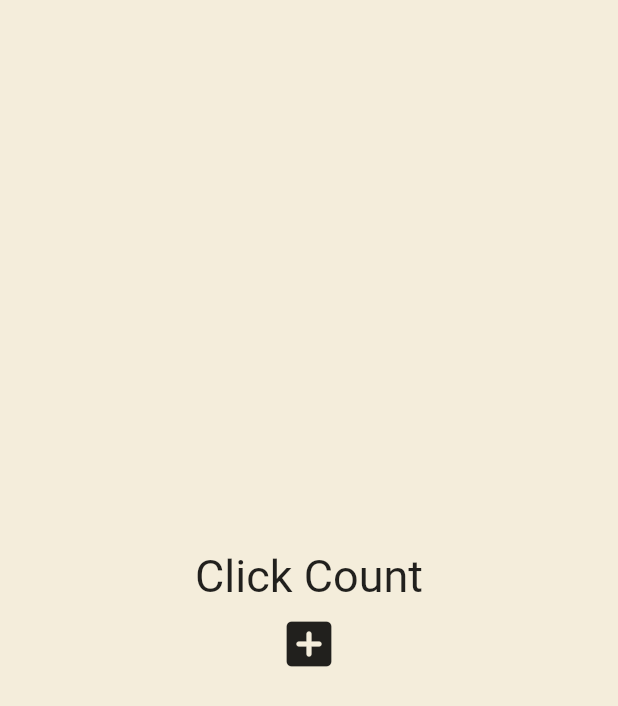
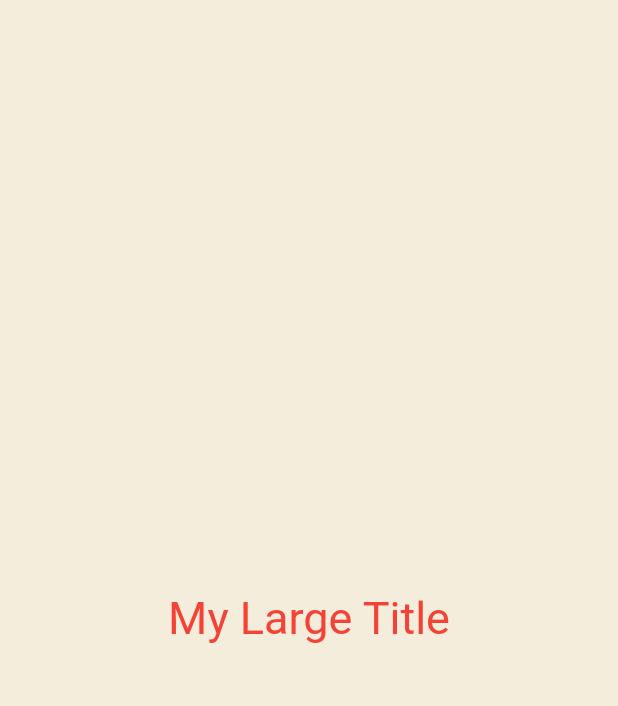
Before and after one commit to cheo419/serachToon, a Flutter app: the screen it shows after launch, on a phone screen of 412 x 824 dp. Shown: the top 706 px of the screen. Run offline on Flutter 3.47's test engine with Material 2 defaults, Android fonts, the phone set to English and light mode, and no system bars.

Commit message:
BuildContext, theme

```diff
--- a/lib/S.txt
+++ b/lib/S.txt
@@ -73,3 +73,8 @@ void onClicked() {
     counter = counter + 1;
     setState(() {});
   } -> 이렇게해도 돌아감
+
+(4.3)
+Build Context = 이해하기 쉬우면서 중요함, context는 Text 이전에 있는 모든 상위요소들에 대한 정보
+Extract widtet사용
+코드를 보면 titleLarge뒤에 ! 가 오는데 이건 titleLarge,color가 존재한다는것을 명확히 알려주는것
--- a/lib/main.dart
+++ b/lib/main.dart
@@ -10,35 +10,23 @@ class App extends StatefulWidget {
 }
 
 class _AppState extends State<App> {
-  List<int> numbers = [];
-
-  void onClicked() {
-    setState(() {
-      numbers.add(numbers.length);
-    });
-  }
-
   @override
   Widget build(BuildContext context) {
     return MaterialApp(
+      theme: ThemeData(
+        textTheme: const TextTheme(
+          titleLarge: TextStyle(
+            color: Colors.red,
+          ),
+        ),
+      ),
       home: Scaffold(
         backgroundColor: const Color(0xFFF4EDDB),
         body: Center(
           child: Column(
             mainAxisAlignment: MainAxisAlignment.center,
-            children: [
-              const Text(
-                'Click Count',
-                style: TextStyle(fontSize: 30),
-              ),
-              for (var n in numbers) Text('$n'),
-              IconButton(
-                iconSize: 40,
-                onPressed: onClicked,
-                icon: const Icon(
-                  Icons.add_box_rounded,
-                ),
-              ),
+            children: const [
+              MyLargeTitle(),
             ],
           ),
         ),
@@ -46,3 +34,20 @@ class _AppState extends State<App> {
     );
   }
 }
+
+class MyLargeTitle extends StatelessWidget {
+  const MyLargeTitle({
+    Key? key,
+  }) : super(key: key);
+
+  @override
+  Widget build(BuildContext context) {
+    return Text(
+      'My Large Title',
+      style: TextStyle(
+        fontSize: 30,
+        color: Theme.of(context).textTheme.titleLarge!.color,
+      ),
+    );
+  }
+}
```
Also changed, not shown: lib/flutter_rendering.PNG (added).
